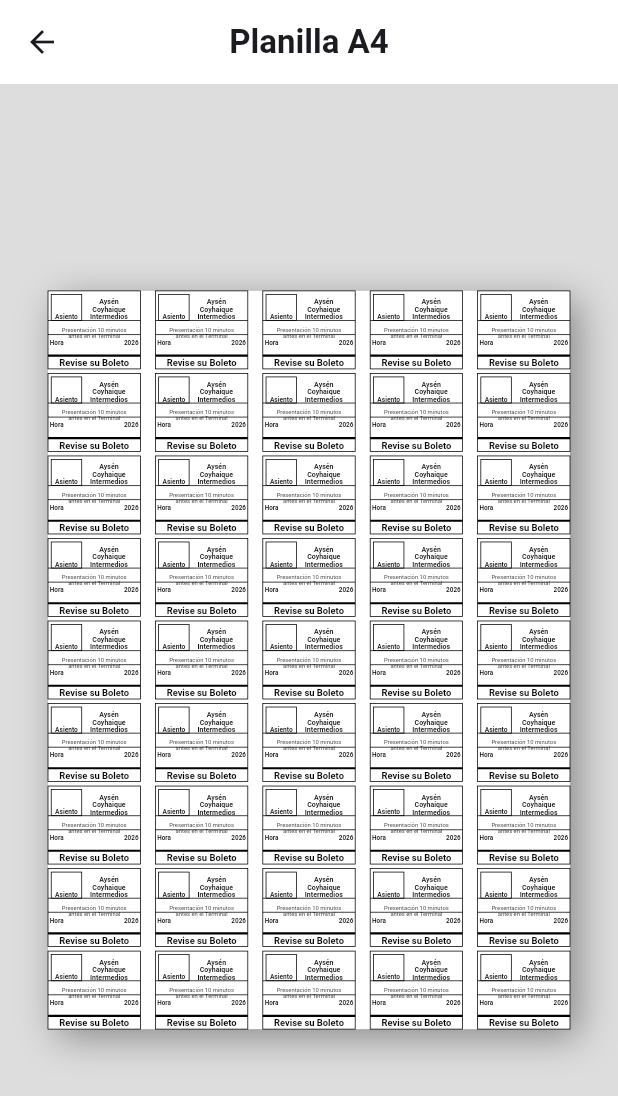
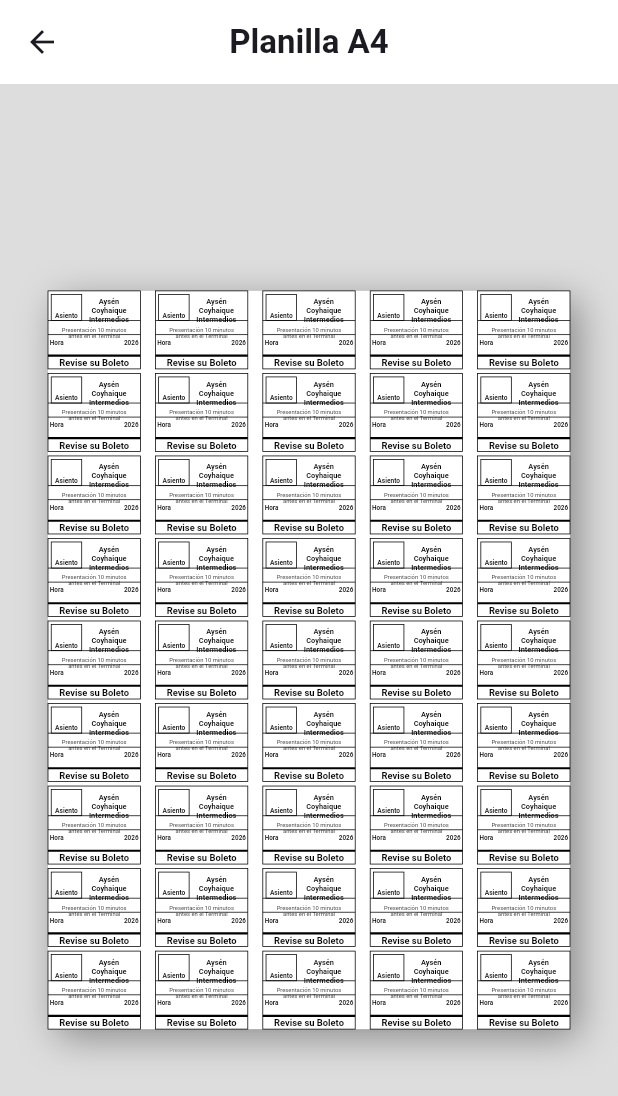
Before and after one commit to Roadixito23/suray-planilla, a Flutter app: the screen it shows after launch, after a tap on "A4", on a phone screen of 412 x 824 dp. Shown: the top 1096 px of the screen. Run offline on Flutter 3.47's test engine with Material 3 defaults, Android fonts, the phone set to English and light mode, and no system bars.

Commit message:
Minor Updates

```diff
--- a/lib/config/planilla_config.dart
+++ b/lib/config/planilla_config.dart
@@ -76,7 +76,7 @@ class PlanillaConfig {
 
   // ── Tamaños de fuente (×h, altura de celda) ──────────────────────────────────
   static const double fontSizeAsiento = 0.085;
-  static const double fontSizeDestino = 0.09;
+  static const double fontSizeDestino = 0.095;
   static const double fontSizePresentacion = 0.075;
   static const double fontSizeHora = 0.082;
   static const double fontSizeRevise = 0.12;
--- a/lib/painters/planilla_painter.dart
+++ b/lib/painters/planilla_painter.dart
@@ -79,7 +79,7 @@ class PlanillaPainter extends CustomPainter {
       PlanillaConfig.asientoLabel,
       Offset(boxL, boxT),
       boxW,
-      boxH,
+      boxH - 1,
       fontSize: h * PlanillaConfig.fontSizeAsiento,
       weight: PlanillaConfig.weightAsiento,
       align: TextAlign.center,
```
